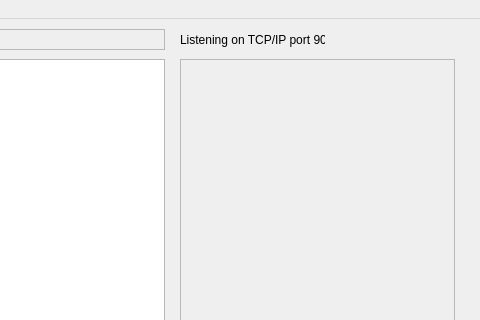
Qt form tinyember/TinyEmberPlus/TinyEmberPlus.ui (Lawo/ember-plus) before a commit; both pictures show x 190 to 670 and y 0 to 320 of the 670 by 690 pixel window.
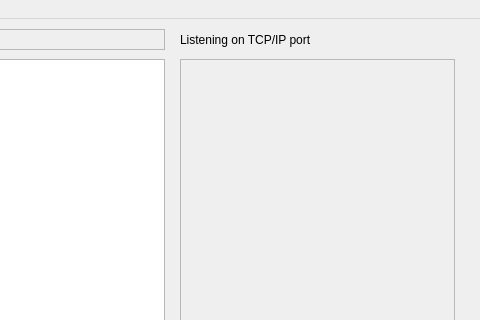
The same form after that commit. Icons and pictures are not drawn.

Diff of the .ui file:
```diff
--- a/tinyember/TinyEmberPlus/TinyEmberPlus.ui
+++ b/tinyember/TinyEmberPlus/TinyEmberPlus.ui
@@ -341,12 +341,12 @@
      <rect>
       <x>370</x>
       <y>10</y>
-      <width>145</width>
+      <width>271</width>
       <height>21</height>
      </rect>
     </property>
     <property name="text">
-     <string>Listening on TCP/IP port 9000</string>
+     <string>Listening on TCP/IP port</string>
     </property>
    </widget>
   </widget>
```
Left out of the diff: 2 changed lines with no effect on the pictures.
